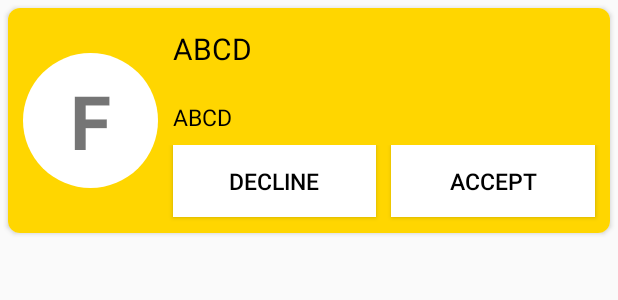
After one commit to svkrclg/justapp, an Android app: the layout incoming_request_row_layout.xml on its own in the app's theme, with its tools: preview values and no code run, on a phone screen of 412 x 824 dp. The commit adds this screen. Shown: the top 300 px of the screen. Run offline under Robolectric (Android 15) with nearby library versions, the phone set to English and light mode, and no system bars.

Commit message:
Activity show Incoming Add Reqeust

```diff
--- a/app/build.gradle
+++ b/app/build.gradle
@@ -26,6 +26,8 @@ dependencies {
     testImplementation 'junit:junit:4.12'
     androidTestImplementation 'com.android.support.test:runner:1.0.2'
     androidTestImplementation 'com.android.support.test.espresso:espresso-core:3.0.2'
+    //RecyclerView
+    implementation 'com.android.support:recyclerview-v7:28.0.0'
     implementation 'com.google.firebase:firebase-core:16.0.1'
     implementation 'com.google.firebase:firebase-auth:16.1.0'
     implementation 'com.google.firebase:firebase-database:16.0.5'
--- a/app/src/main/res/layout/activity_send_request.xml
+++ b/app/src/main/res/layout/activity_send_request.xml
@@ -46,7 +46,7 @@
             android:layout_width="match_parent"
             android:layout_gravity="center"
             android:layout_height="wrap_content"
-            android:text="REGISTER"
+            android:text="ADD"
             android:layout_margin="20dp"
             android:background="@drawable/circular_border_shape"
             app:spinning_bar_width="30dp"
--- /dev/null
+++ b/app/src/main/res/layout/incoming_request_row_layout.xml
@@ -0,0 +1,82 @@
+<?xml version="1.0" encoding="utf-8"?>
+<android.support.v7.widget.CardView android:layout_width="match_parent"
+    android:layout_height="150dp"
+    xmlns:app="http://schemas.android.com/apk/res-auto"
+    app:cardCornerRadius="8dp"
+    android:layout_margin="5dp"
+    android:background="@color/colorAccent"
+    xmlns:android="http://schemas.android.com/apk/res/android">
+
+<LinearLayout xmlns:android="http://schemas.android.com/apk/res/android"
+    android:layout_width="match_parent"
+    android:background="@color/colorAccent"
+    android:layout_height="match_parent"
+    android:orientation="horizontal">
+    <TextView
+        android:id="@+id/firstLetter"
+        android:layout_marginLeft="10dp"
+        android:layout_width="90dp"
+        android:layout_gravity="center"
+        android:layout_height="90dp"
+        android:text="F"
+        android:textSize="50dp"
+        android:textStyle="bold"
+        android:gravity="center"
+        android:background="@drawable/firstlettercircle"/>
+    <LinearLayout
+        android:layout_width="match_parent"
+        android:layout_height="match_parent"
+        android:orientation="vertical">
+    <TextView
+        android:id="@+id/incomingname"
+        android:layout_width="match_parent"
+        android:layout_height="wrap_content"
+        android:layout_marginLeft="10dp"
+        android:text="ABCD"
+        android:maxLines="3"
+        android:gravity="center_vertical"
+        android:textColor="#000"
+        android:layout_weight="5"
+        android:textSize="20dp" />
+        <TextView
+            android:id="@+id/incomingphone"
+            android:layout_width="match_parent"
+            android:layout_height="wrap_content"
+            android:layout_marginLeft="10dp"
+            android:text="ABCD"
+            android:maxLines="1"
+            android:gravity="center_vertical"
+            android:textColor="#000"
+            android:layout_weight="3"
+            android:textSize="15dp" />
+        <LinearLayout
+            android:layout_width="match_parent"
+            android:layout_height="wrap_content"
+            android:layout_weight="2"
+            android:orientation="horizontal">
+            <Button
+                android:id="@+id/declineRequest"
+                android:layout_width="wrap_content"
+                android:layout_height="wrap_content"
+                android:elevation="20dp"
+                android:layout_marginLeft="10dp"
+                android:layout_weight="1"
+                android:background="#fff"
+                android:text="Decline"
+                android:textColor="#000"
+                android:textSize="15dp" />
+            <Button
+                android:id="@+id/acceptRequest"
+                android:layout_width="wrap_content"
+                android:layout_height="wrap_content"
+                android:layout_marginLeft="10dp"
+                android:layout_marginRight="10dp"
+                android:text="Accept"
+                android:layout_weight="1"
+                android:background="#fff"
+                android:textColor="#000"
+                android:textSize="15dp" />
+        </LinearLayout>
+    </LinearLayout>
+</LinearLayout>
+</android.support.v7.widget.CardView>
--- a/app/src/main/res/menu/activity_dash_board_drawer.xml
+++ b/app/src/main/res/menu/activity_dash_board_drawer.xml
@@ -5,9 +5,9 @@
 
     <group android:checkableBehavior="single">
         <item
-            android:id="@+id/nav_camera"
+            android:id="@+id/incoming_request"
             android:icon="@drawable/ic_menu_camera"
-            android:title="Import" />
+            android:title="Incoming Request" />
         <item
             android:id="@+id/nav_gallery"
             android:icon="@drawable/ic_menu_gallery"
```
Also changed, not shown: app/src/main/AndroidManifest.xml (+9 -1 lines), app/src/main/java/com/example/rival/moneytracker/CustomAdapterIncomingRequest.java (added, +65 -0 lines), app/src/main/java/com/example/rival/moneytracker/DashBoard.java (+26 -4 lines), app/src/main/java/com/example/rival/moneytracker/FireBaseNotifications.java (added, +65 -0 lines), app/src/main/java/com/example/rival/moneytracker/IncomingRequest.java (added, +80 -0 lines), app/src/main/java/com/example/rival/moneytracker/SendRequestActivity.java (+77 -5 lines), app/src/main/res/layout/activity_incoming_request.xml (added, +32 -0 lines).
